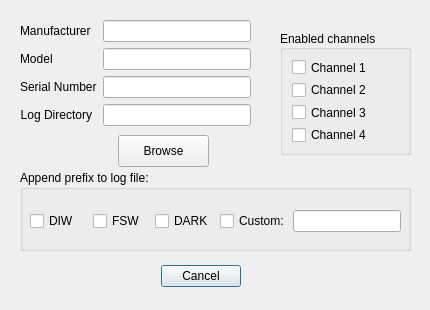
This is inlinino/resources/setup_dataq.ui in OceanOptics/Inlinino as Qt 5 draws it before an edit. The edited form follows.
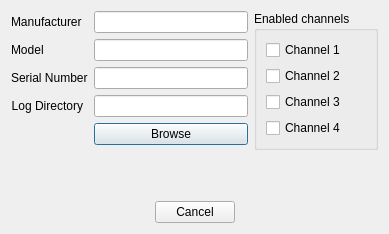
This is the edited form.

Commit message:
Updated UI + Moved Append log file prefix to new dialog when start logging
    + Dialog are now modal which prevents accessing the main window (bug fix opened multiple time same setup dialog)
    + Added title to secondary figures showing spectrum (ACS, LISST)
    + Added method instrument.log_update_cfg and instrument.log_get_file_ext
    + Dialog Logging Options doesn't write parameters to configuration file
    + gui.py added parent window to each dialog
    + ressources/*.ui updated design and switch all dialog to modal
    +

```diff
--- a/inlinino/resources/setup_dataq.ui
+++ b/inlinino/resources/setup_dataq.ui
@@ -6,41 +6,17 @@
    <rect>
     <x>0</x>
     <y>0</y>
-    <width>430</width>
-    <height>310</height>
+    <width>389</width>
+    <height>234</height>
    </rect>
   </property>
   <property name="windowTitle">
    <string>Setup DATAQ Instruments</string>
   </property>
-  <widget class="QDialogButtonBox" name="button_box">
-   <property name="geometry">
-    <rect>
-     <x>30</x>
-     <y>260</y>
-     <width>341</width>
-     <height>32</height>
-    </rect>
-   </property>
-   <property name="orientation">
-    <enum>Qt::Horizontal</enum>
-   </property>
-   <property name="standardButtons">
-    <set>QDialogButtonBox::Cancel</set>
-   </property>
-   <property name="centerButtons">
-    <bool>true</bool>
-   </property>
-  </widget>
-  <widget class="QWidget" name="formLayoutWidget_4">
-   <property name="geometry">
-    <rect>
-     <x>20</x>
-     <y>20</y>
-     <width>231</width>
-     <height>116</height>
-    </rect>
-   </property>
+  <layout class="QVBoxLayout" name="verticalLayout_2">
+   <item>
+    <layout class="QHBoxLayout" name="horizontalLayout">
+     <item>
    <layout class="QFormLayout" name="formLayout_4">
     <item row="0" column="0">
      <widget class="QLabel" name="label">
@@ -85,95 +61,28 @@
     <item row="3" column="1">
      <widget class="QLineEdit" name="le_log_path"/>
     </item>
-   </layout>
-  </widget>
-  <widget class="QGroupBox" name="groupBox">
-   <property name="geometry">
-    <rect>
-     <x>20</x>
-     <y>170</y>
-     <width>391</width>
-     <height>81</height>
-    </rect>
-   </property>
-   <property name="title">
-    <string>Append prefix to log file:</string>
-   </property>
-   <widget class="QWidget" name="layoutWidget">
-    <property name="geometry">
-     <rect>
-      <x>10</x>
-      <y>31</y>
-      <width>371</width>
-      <height>41</height>
-     </rect>
-    </property>
-    <layout class="QHBoxLayout" name="horizontalLayout_5">
-     <property name="spacing">
-      <number>-1</number>
-     </property>
-     <item>
-      <widget class="QCheckBox" name="checkbox_prefix_diw">
-       <property name="text">
-        <string>DIW</string>
-       </property>
-      </widget>
+       <item row="4" column="1">
+        <widget class="QPushButton" name="button_browse_log_directory">
+         <property name="text">
+          <string>Browse</string>
+         </property>
+        </widget>
+       </item>
+      </layout>
      </item>
      <item>
-      <widget class="QCheckBox" name="checkbox_prefix_fsw">
-       <property name="text">
-        <string>FSW</string>
-       </property>
-      </widget>
-     </item>
-     <item>
-      <widget class="QCheckBox" name="checkbox_prefix_dark">
-       <property name="text">
-        <string>DARK</string>
-       </property>
-      </widget>
-     </item>
-     <item>
-      <layout class="QHBoxLayout" name="horizontalLayout_3">
-       <property name="spacing">
-        <number>0</number>
-       </property>
-       <item>
-        <widget class="QCheckBox" name="checkbox_prefix_custom">
-         <property name="text">
-          <string>Custom: </string>
-         </property>
-        </widget>
-       </item>
-       <item>
-        <widget class="QLineEdit" name="le_prefix_custom">
+      <widget class="QGroupBox" name="groupBox_2">
          <property name="sizePolicy">
           <sizepolicy hsizetype="Preferred" vsizetype="Fixed">
            <horstretch>0</horstretch>
            <verstretch>0</verstretch>
           </sizepolicy>
          </property>
-        </widget>
-       </item>
-      </layout>
-     </item>
-    </layout>
-   </widget>
-  </widget>
-  <widget class="QGroupBox" name="groupBox_2">
-   <property name="geometry">
-    <rect>
-     <x>280</x>
-     <y>30</y>
-     <width>131</width>
-     <height>125</height>
-    </rect>
-   </property>
    <property name="title">
     <string>Enabled channels</string>
    </property>
    <property name="alignment">
-    <set>Qt::AlignLeading|Qt::AlignLeft|Qt::AlignVCenter</set>
+        <set>Qt::AlignLeading|Qt::AlignLeft|Qt::AlignTop</set>
    </property>
    <layout class="QVBoxLayout" name="verticalLayout">
     <item>
@@ -206,19 +115,36 @@
     </item>
    </layout>
   </widget>
-  <widget class="QPushButton" name="button_browse_log_directory">
-   <property name="geometry">
-    <rect>
-     <x>118</x>
-     <y>135</y>
-     <width>91</width>
-     <height>32</height>
-    </rect>
-   </property>
-   <property name="text">
-    <string>Browse</string>
-   </property>
-  </widget>
+     </item>
+    </layout>
+   </item>
+   <item>
+    <spacer name="verticalSpacer">
+     <property name="orientation">
+      <enum>Qt::Vertical</enum>
+     </property>
+     <property name="sizeHint" stdset="0">
+      <size>
+       <width>20</width>
+       <height>0</height>
+      </size>
+     </property>
+    </spacer>
+   </item>
+   <item>
+    <widget class="QDialogButtonBox" name="button_box">
+     <property name="orientation">
+      <enum>Qt::Horizontal</enum>
+     </property>
+     <property name="standardButtons">
+      <set>QDialogButtonBox::Cancel</set>
+     </property>
+     <property name="centerButtons">
+      <bool>true</bool>
+     </property>
+    </widget>
+   </item>
+  </layout>
  </widget>
  <tabstops>
   <tabstop>le_manufacturer</tabstop>
```
Left out of the diff: 14 changed lines with no effect on the pictures. Lines whose indentation alone changed are shown as unchanged. The commit also changes 19 other files.
